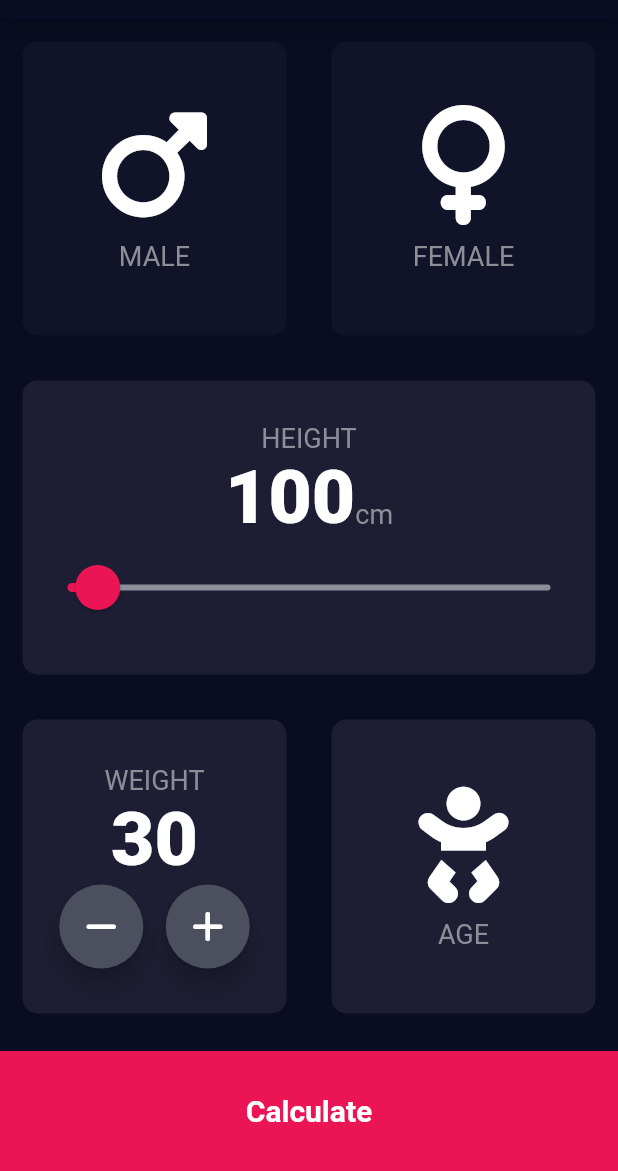
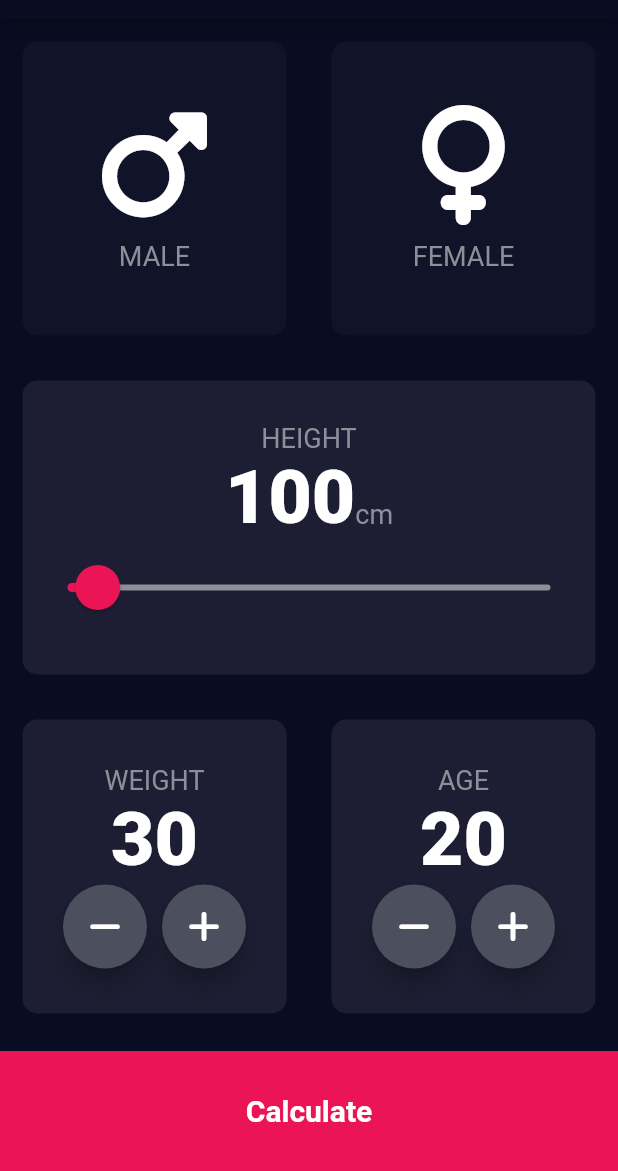
Before and after one commit to NdegwaJulius/BMI-Calculator, a Flutter app: the screen it shows after launch, on a phone screen of 412 x 824 dp, the part 65-1236 px from its top. Run offline on Flutter 3.47's test engine with Material 2 defaults, Android fonts, the phone set to English and light mode, and no system bars; our stand-ins replace font_awesome_flutter, google_fonts.

```diff
--- a/lib/components/IconContentWidget.dart
+++ b/lib/components/IconContentWidget.dart
@@ -5,11 +5,11 @@ import 'package:font_awesome_flutter/font_awesome_flutter.dart';
 import '../constants/constants.dart';
 
 class IconContentWidget extends StatelessWidget {
-   const IconContentWidget({
+    IconContentWidget({
      required this.icon, required this.label,
   }) ;
-final IconData icon;
-final String label;
+final IconData ? icon;
+final  String ? label;
   @override
   Widget build(BuildContext context) {
     return Column(
@@ -17,7 +17,7 @@ final String label;
       children:  <Widget>[
         Icon(icon,size: 80,),
         SizedBox(height: 10.0,),
-        Text(style:kLabelTextStyle, label,),
+        Text(style:kLabelTextStyle, label!,),
       ],
     );
   }
--- a/lib/components/ReusableCard.dart
+++ b/lib/components/ReusableCard.dart
@@ -1,19 +1,25 @@
 import 'package:flutter/material.dart';
 class ReusableCard extends StatelessWidget {
 //stateless widgets are immutable
+  final Color colour;
+  final Widget ? cardChild;
+  final void Function()? onPress;
 
-   ReusableCard({ required this.cardChild, required this.colour});
-   final Color colour;
-   final Widget cardChild;
+   ReusableCard({ required this.cardChild, required this.colour, this.onPress});
+
 //the final keyword
   @override
   Widget build(BuildContext context) {
-    return Container(
-      child: cardChild,
-      margin:  EdgeInsets.all(15.0),
-      decoration: BoxDecoration(
-          borderRadius: BorderRadius.circular(10.0),
-          color: colour,
+    return GestureDetector(
+      onTap: onPress,
+      child: Container(
+
+        margin:  EdgeInsets.all(15.0),
+        decoration: BoxDecoration(
+            borderRadius: BorderRadius.circular(10.0),
+            color: colour,
+        ),
+        child: cardChild,
       ),
     );
   }
--- a/lib/screens/input_page.dart
+++ b/lib/screens/input_page.dart
@@ -23,7 +23,7 @@ enum Gender{
 
 
 class InputPage extends StatefulWidget {
-  const InputPage({Key? key}) : super(key: key);
+  InputPage({Key? key}) : super(key: key);
 
   @override
   _InputPageState createState() => _InputPageState();
@@ -60,7 +60,7 @@ class _InputPageState extends State<InputPage> {
 
                  },
                  child: ReusableCard(colour: SelectedGender == Gender.male ? kThemeColor : kInactiveColor,
-                   cardChild: const IconContentWidget(icon: FontAwesomeIcons.mars,label:'MALE' ,),),
+                   cardChild:  IconContentWidget(icon: FontAwesomeIcons.mars,label:'MALE' ,),),
                ),),
               Expanded(child: GestureDetector(
                 onTap: (){
@@ -70,7 +70,7 @@ class _InputPageState extends State<InputPage> {
 
                 },
                 child: ReusableCard(colour: SelectedGender == Gender.female ? kThemeColor : kInactiveColor,
-                  cardChild: const IconContentWidget(icon: FontAwesomeIcons.venus,label: 'FEMALE',),),
+                  cardChild:  IconContentWidget(icon: FontAwesomeIcons.venus,label: 'FEMALE',),),
               ),),
 
              ],
@@ -125,46 +125,90 @@ class _InputPageState extends State<InputPage> {
           Expanded(
             child: Row(
               children: <Widget>[
-                Expanded(child: ReusableCard(
+                Expanded(
+                  child: ReusableCard(
                     colour: kThemeColor,
                     cardChild: Column(
                       mainAxisAlignment: MainAxisAlignment.center,
                       children: <Widget>[
-                      const Text('WEIGHT',style: kLabelTextStyle),
-                      Text(weight.toString(),
+                        Text(
+                          'WEIGHT',
+                          style: kLabelTextStyle,
+                        ),
+                        Text(
+                          weight.toString(),
                           style: kLabelNumberStyle,
                         ),
                         Row(
                           mainAxisAlignment: MainAxisAlignment.center,
-                        children: [
+                          children: <Widget>[
                             RoundIconButton(
                                 icon: FontAwesomeIcons.minus,
-                            onPressed: (){
+                                onPressed: () {
                                   setState(() {
-                                 weight--;
+                                    weight-=1;
                                   });
-                            },
-
+                                }),
+                            SizedBox(
+                              width: 10.0,
                             ),
-                          const SizedBox(width: 15.0,),
                             RoundIconButton(
                               icon: FontAwesomeIcons.plus,
-                                   onPressed: (){
+                              onPressed: () {
                                 setState(() {
-                              weight++;
+                                  weight+=1;
                                 });
                               },
                             ),
-
+                          ],
+                        ),
+                      ],
+                    ),
+                  ),
+                ),
+                Expanded(
+                  child: ReusableCard(
+                    colour: kThemeColor,
+                    cardChild: Column(
+                      mainAxisAlignment: MainAxisAlignment.center,
+                      children: <Widget>[
+                        Text(
+                          'AGE',
+                          style: kLabelTextStyle,
+                        ),
+                        Text(
+                          age.toString(),
+                          style: kLabelNumberStyle,
+                        ),
+                        Row(
+                          mainAxisAlignment: MainAxisAlignment.center,
+                          children: <Widget>[
+                            RoundIconButton(
+                              icon: FontAwesomeIcons.minus,
+                              onPressed: () {
+                                setState(
+                                      () {
+                                    age -=1;
+                                  },
+                                );
+                              },
+                            ),
+                            SizedBox(
+                              width: 10.0,
+                            ),
+                            RoundIconButton(
+                                icon: FontAwesomeIcons.plus,
+                                onPressed: () {
+                                  setState(() {
+                                    age+=1;
+                                  });
+                                })
                           ],
                         )
-
-
                       ],
-                  )
-                  ,),),
-                Expanded(child: ReusableCard(colour: kThemeColor, cardChild: const IconContentWidget(icon: FontAwesomeIcons.baby,label:'AGE' ,),),),
-
+                    ),
+                  ),
+                ),
               ],
             ),
           ),
```
Also changed, not shown: lib/constants/constants.dart (+23 -0 lines), lib/screens/results_page.dart (+23 -1 lines). Lines whose indentation alone changed are shown as unchanged.
